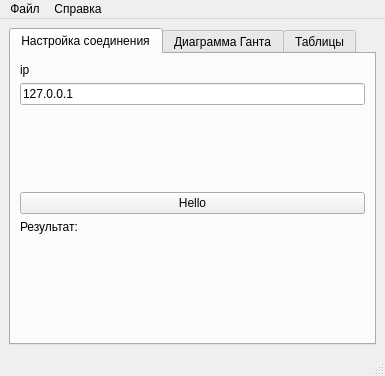
Old version of the form src/CrossUI/mainwindow.ui in the repository Vasteri/university-timetable-solvers.
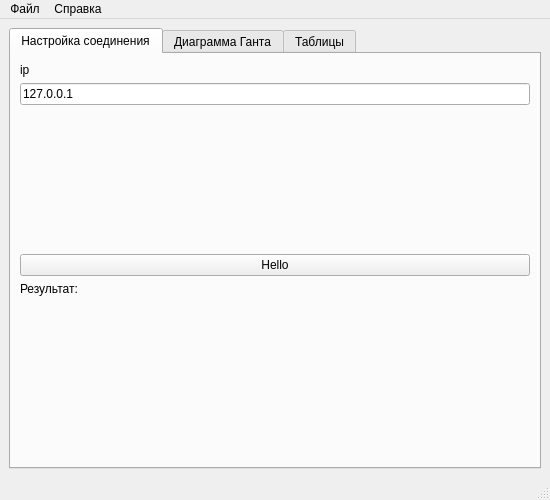
New version of the form.

Patch:
```diff
--- a/src/CrossUI/mainwindow.ui
+++ b/src/CrossUI/mainwindow.ui
@@ -6,8 +6,8 @@
    <rect>
     <x>0</x>
     <y>0</y>
-    <width>385</width>
-    <height>376</height>
+    <width>550</width>
+    <height>500</height>
    </rect>
   </property>
   <property name="windowTitle">
@@ -125,7 +125,7 @@
     <rect>
      <x>0</x>
      <y>0</y>
-     <width>385</width>
+     <width>550</width>
      <height>21</height>
     </rect>
    </property>
```
